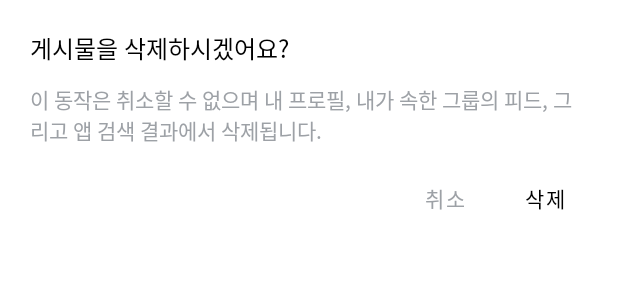
After one commit to dnd-side-project/dnd-8th-4-android, an Android app: the layout dialog_fragment_remove.xml on its own in the app's theme, with its tools: preview values and no code run, on a phone screen of 412 x 824 dp. The commit adds this screen. Shown: the top 300 px of the screen. Run offline under Robolectric (Android 15) with nearby library versions, the phone set to English and light mode, and no system bars.

Commit message:
#11 [layout] 삭제 다이얼로그 레이아웃 생성

```diff
--- /dev/null
+++ b/app/src/main/res/drawable/inset_ffffff_radius_10_16.xml
@@ -0,0 +1,5 @@
+<?xml version="1.0" encoding="utf-8"?>
+<inset xmlns:android="http://schemas.android.com/apk/res/android"
+    android:drawable="@drawable/shape_ffffff_radius_10"
+    android:insetLeft="16dp"
+    android:insetRight="16dp" />
--- /dev/null
+++ b/app/src/main/res/drawable/shape_ffffff_radius_10.xml
@@ -0,0 +1,5 @@
+<?xml version="1.0" encoding="utf-8"?>
+<shape xmlns:android="http://schemas.android.com/apk/res/android">
+    <solid android:color="@color/white" />
+    <corners android:radius="10dp" />
+</shape>
--- /dev/null
+++ b/app/src/main/res/layout/dialog_fragment_remove.xml
@@ -0,0 +1,55 @@
+<?xml version="1.0" encoding="utf-8"?>
+<layout xmlns:android="http://schemas.android.com/apk/res/android">
+
+    <data>
+
+    </data>
+
+    <LinearLayout
+        android:layout_width="wrap_content"
+        android:layout_height="329dp"
+        android:background="@drawable/inset_ffffff_radius_10_16"
+        android:orientation="vertical"
+        android:padding="20dp">
+
+        <TextView
+            style="@style/TextView.Body.16.M"
+            android:layout_width="wrap_content"
+            android:layout_height="wrap_content"
+            android:text="@string/post_remove_title"
+            android:textColor="@color/black" />
+
+        <TextView
+            style="@style/TextView.Body.14.R"
+            android:layout_width="wrap_content"
+            android:layout_height="wrap_content"
+            android:layout_marginTop="12dp"
+            android:text="@string/post_remove_content"
+            android:textColor="@color/color_9da1a6" />
+
+        <LinearLayout
+            android:layout_width="match_parent"
+            android:layout_height="wrap_content"
+            android:layout_marginTop="20dp"
+            android:gravity="end"
+            android:orientation="horizontal">
+
+            <com.google.android.material.button.MaterialButton
+                style="@style/MaterialButton.14.sb"
+                android:layout_width="wrap_content"
+                android:layout_height="wrap_content"
+                android:layout_marginEnd="8dp"
+                android:backgroundTint="@color/white"
+                android:text="@string/post_cancel"
+                android:textColor="@color/color_9da1a6" />
+
+            <com.google.android.material.button.MaterialButton
+                style="@style/MaterialButton.14.sb"
+                android:layout_width="wrap_content"
+                android:layout_height="wrap_content"
+                android:backgroundTint="@color/white"
+                android:text="@string/post_remove"
+                android:textColor="@color/black" />
+        </LinearLayout>
+    </LinearLayout>
+</layout>
--- a/app/src/main/res/values/strings.xml
+++ b/app/src/main/res/values/strings.xml
@@ -22,4 +22,10 @@
     <string name="bottom_sheet_clip">링크 복사하기</string>
     <string name="bottom_sheet_modify">수정</string>
     <string name="bottom_sheet_remove">삭제</string>
+
+    <!-- dialogFragmentRemove -->
+    <string name="post_cancel">취소</string>
+    <string name="post_remove">삭제</string>
+    <string name="post_remove_content">이 동작은 취소할 수 없으며 내 프로필, 내가 속한 그룹의 피드, 그리고 앱 검색 결과에서 삭제됩니다.</string>
+    <string name="post_remove_title">게시물을 삭제하시겠어요?</string>
 </resources>
--- a/app/src/main/res/values/styles.xml
+++ b/app/src/main/res/values/styles.xml
@@ -57,14 +57,22 @@
     </style>
 
     <!--  Material Button  -->
-    <style name="MaterialButton.8.14.Sb" parent="Widget.MaterialComponents.Button">
+    <style name="MaterialButton" parent="Widget.MaterialComponents.Button">
         <item name="android:minWidth">0dp</item>
         <item name="android:minHeight">0dp</item>
         <item name="android:insetTop">0dp</item>
         <item name="android:insetBottom">0dp</item>
+        <item name="android:stateListAnimator">@null</item>
+    </style>
+
+    <style name="MaterialButton.14.sb" parent="MaterialButton">
+        <item name="android:textSize">14dp</item>
+        <item name="android:fontWeight">600</item>
+    </style>
+
+    <style name="MaterialButton.8.14.Sb" parent="MaterialButton">
         <item name="cornerRadius">8dp</item>
         <item name="android:textSize">14dp</item>
         <item name="android:fontWeight">600</item>
-        <item name="android:stateListAnimator">@null</item>
     </style>
 </resources>
```
